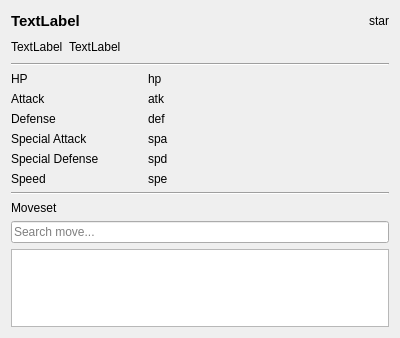
First picture: the form in assets/ui/pokemon_popup.ui, repository elliottsneath/Pokemon-Searcher, before the edit.
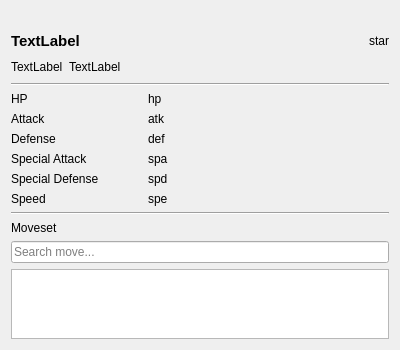
Second picture: the form after the edit. Custom widgets are drawn as their Qt base class.

Commit message: Add sprites to pokemon popup

```diff
--- a/assets/ui/pokemon_popup.ui
+++ b/assets/ui/pokemon_popup.ui
@@ -14,6 +14,13 @@
    <string>Dialog</string>
   </property>
   <layout class="QVBoxLayout" name="verticalLayout">
+   <item>
+    <widget class="QLabel" name="sprite_label">
+     <property name="text">
+      <string/>
+     </property>
+    </widget>
+   </item>
    <item>
     <layout class="QHBoxLayout" name="horizontalLayout_2">
      <item>
```
The commit also changes 5 other files.
